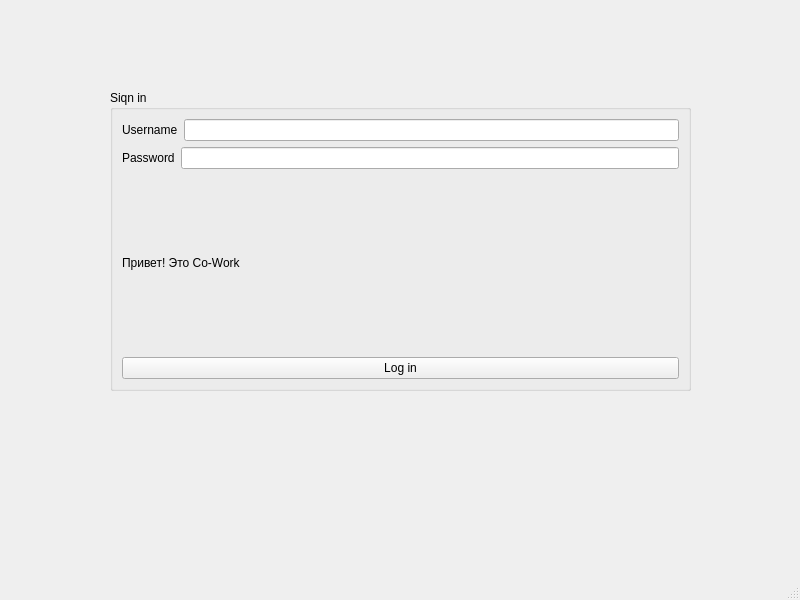
The window that src/qt-client/login.ui (egorSheremetov02/Co-work) describes before a commit, drawn with Qt 5.
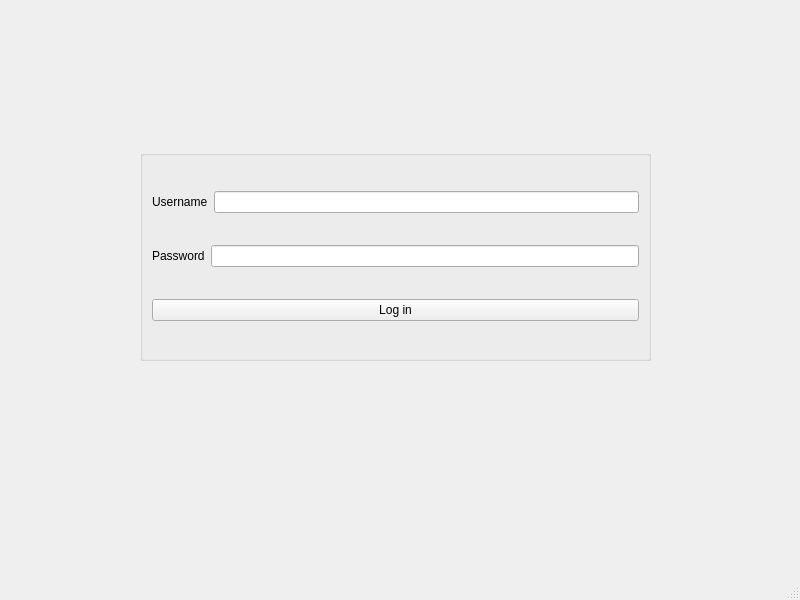
The same window after the commit.

The edit to the form file:
```diff
--- a/src/qt-client/login.ui
+++ b/src/qt-client/login.ui
@@ -17,14 +17,14 @@
    <widget class="QGroupBox" name="groupBox_signIn">
     <property name="geometry">
      <rect>
-      <x>110</x>
-      <y>90</y>
-      <width>581</width>
-      <height>301</height>
+      <x>140</x>
+      <y>150</y>
+      <width>511</width>
+      <height>211</height>
      </rect>
     </property>
     <property name="title">
-     <string>Siqn in</string>
+     <string/>
     </property>
     <layout class="QVBoxLayout" name="verticalLayout">
      <item>
@@ -52,9 +52,6 @@
        </item>
        <item>
         <widget class="QLineEdit" name="lineEdit_password">
-         <property name="text">
-          <string/>
-         </property>
          <property name="echoMode">
           <enum>QLineEdit::Password</enum>
          </property>
@@ -62,13 +59,6 @@
        </item>
       </layout>
      </item>
-     <item>
-      <widget class="QLabel" name="label_HelloUser">
-       <property name="text">
-        <string>Привет! Это Co-Work</string>
-       </property>
-      </widget>
-     </item>
      <item>
       <widget class="QPushButton" name="pushButton_logIn">
        <property name="text">
```
Left out of the diff: 6 changed lines with no effect on the pictures.
